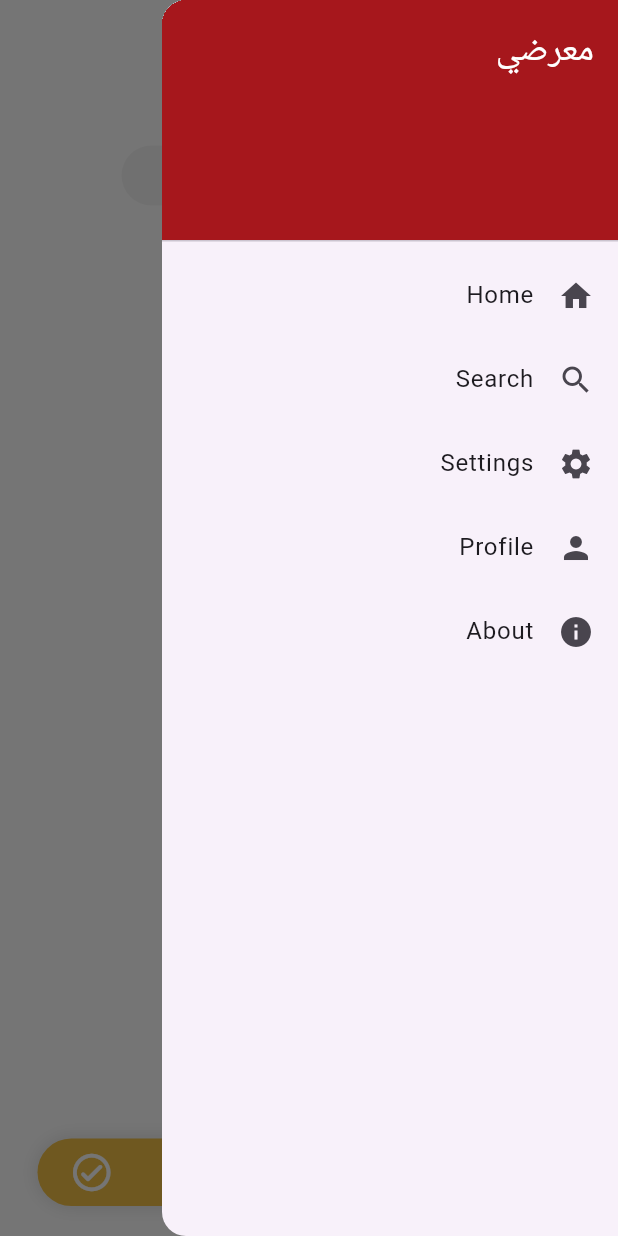
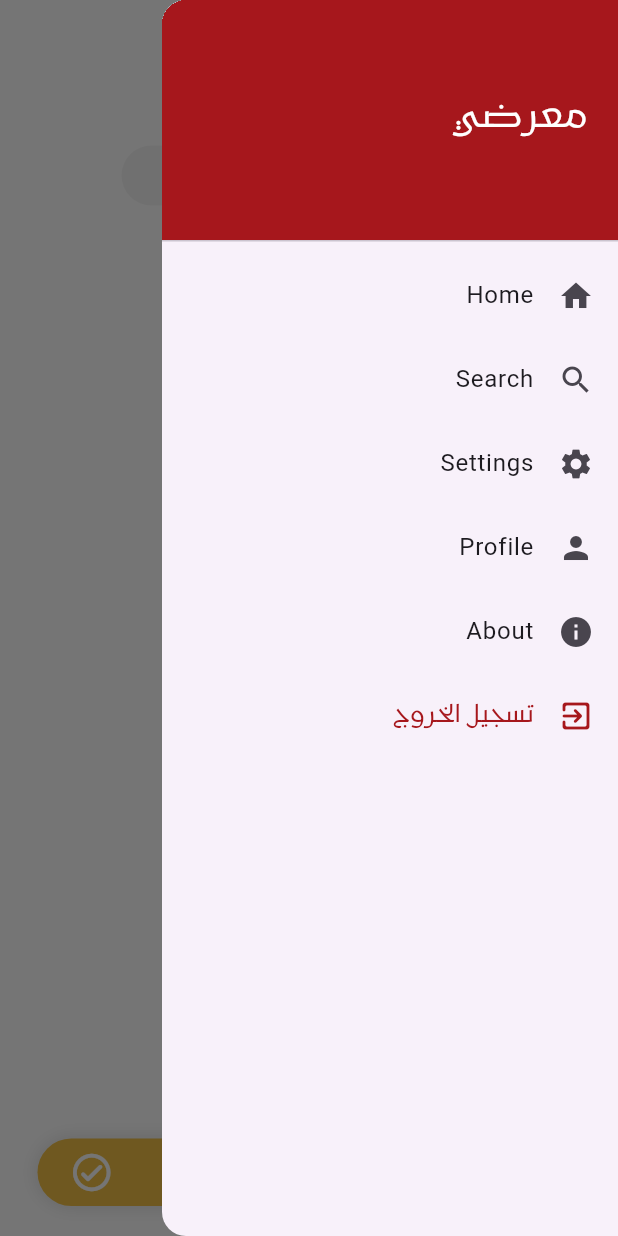
Before and after one commit to AsmaaALG/gallery-App, a Flutter app: the MainScreen screen opened directly, with the side drawer open, on a phone screen of 412 x 824 dp. Run offline on Flutter 3.47's test engine with Material 3 defaults, Android fonts, the phone set to English and light mode, and no system bars; our stand-ins replace cloud_firestore, firebase_auth, firebase_core, font_awesome_flutter, modal_progress_hud_nsn; accounts and stored records are empty.

Commit message:
sign in and log out and number of stars

```diff
--- a/analysis_options.yaml
+++ b/analysis_options.yaml
@@ -10,6 +10,7 @@
 analyzer:
   errors:
     prefer_const_constructors: ignore
+    use_function_type_syntax_for_parameters: ignore
 include: package:flutter_lints/flutter.yaml
 
 linter:
--- a/lib/models/gallery_model.dart
+++ b/lib/models/gallery_model.dart
@@ -8,7 +8,7 @@ class GalleryModel {
   final String imageURL;
   final String description;
   final String endDate;
-  final int id;
+  final String id;
   final String location;
   final String phone;
   final String startDate;
@@ -27,15 +27,15 @@ class GalleryModel {
     required this.title,
   });
 
- factory GalleryModel.fromJson(Map<String, dynamic> json) {
+ factory GalleryModel.fromJson(Map<String, dynamic> json,String id) {
   return GalleryModel(
+        id: id, // تعيين المعرف
     qrCode: json['QR code'],
     classificationId: json['classification id'] != null
         ? (json['classification id'] as DocumentReference).id
         : 'default_id', // أو يمكنك استخدام قيمة افتراضية
     description: json['description'],
     endDate: json['end date'],
-    id: json['id'],
     imageURL: json['image url'],
     location: json['location'],
     phone: json['phone'],
--- /dev/null
+++ b/lib/models/reviews.dart
@@ -0,0 +1,38 @@
+import 'package:cloud_firestore/cloud_firestore.dart';
+
+class Review {
+  final String id; // معرف المراجعة
+  final String galleryId; // معرف المعرض المرتبط
+  final double rating; // عدد النجوم
+  final String userId; // معرف المستخدم
+  final DateTime date; // تاريخ المراجعة
+
+  Review({
+    required this.id,
+    required this.galleryId,
+    required this.rating,
+    required this.userId,
+    required this.date,
+  });
+
+  // دالة لتحويل البيانات من JSON إلى كائن Review
+  factory Review.fromJson(Map<String, dynamic> json, String id) {
+    return Review(
+      id: id,
+      galleryId: json['gallery id'] ?? '',
+      rating: (json['number of stars'] as num).toDouble(),
+      userId: json['user id'] ?? '',
+      date: DateTime.parse(json['date'] ?? DateTime.now().toIso8601String()), // تعديل هنا
+    );
+  }
+
+  // دالة لتحويل كائن Review إلى JSON
+  Map<String, dynamic> toJson() {
+    return {
+      'gallery id': galleryId,
+      'number of stars': rating,
+      'user id': userId,
+      'date': date.toIso8601String(),
+    };
+  }
+}
--- a/lib/screens/home_screen.dart
+++ b/lib/screens/home_screen.dart
@@ -14,7 +14,6 @@ class HomeScreen extends StatefulWidget {
 class _HomeScreenState extends State<HomeScreen> {
   String selectedCategoryId = 'all';
   TextEditingController _searchController = TextEditingController();
-
   @override
   void dispose() {
     _searchController.dispose();
@@ -160,6 +159,7 @@ class _HomeScreenState extends State<HomeScreen> {
                   itemCount: items.length,
                   itemBuilder: (context, index) {
                     return GalleryCard(
+                      id:items[index].id,
                       imageUrl:
                           'https://drive.google.com/uc?id=${items[index].imageURL}',
                       name: items[index].title,
--- a/lib/screens/mainScreen.dart
+++ b/lib/screens/mainScreen.dart
@@ -1,3 +1,6 @@
+import 'package:final_project/screens/signIn_screen.dart';
+import 'package:final_project/services/auth.dart';
+import 'package:firebase_auth/firebase_auth.dart';
 import 'package:flutter/material.dart';
 import 'package:final_project/screens/home_screen.dart';
 import 'package:final_project/constants.dart';
@@ -9,6 +12,12 @@ class MainScreen extends StatefulWidget {
 
 class _MainScreenState extends State<MainScreen> {
   int _selectedIndex = 2;
+  User? _user;
+
+  void initState() {
+    super.initState();
+    _user = FirebaseAuth.instance.currentUser;
+  }
 
   void _onItemTapped(int index) {
     setState(() {
@@ -40,9 +49,31 @@ class _MainScreenState extends State<MainScreen> {
         padding: EdgeInsets.zero,
         children: <Widget>[
           DrawerHeader(
+            padding: EdgeInsets.symmetric(horizontal: 20, vertical: 30),
             decoration: BoxDecoration(color: primaryColor),
-            child: Text('معرضي',
-                style: TextStyle(color: Colors.white, fontSize: 24)),
+            child: Column(
+              crossAxisAlignment: CrossAxisAlignment.start,
+              mainAxisAlignment: MainAxisAlignment.spaceAround,
+              children: [
+                SizedBox(
+                  height: 15,
+                ),
+                Text('معرضي',
+                    style: TextStyle(
+                        color: Colors.white,
+                        fontSize: 24,
+                        fontFamily: mainFont)),
+                Text(
+                  _user != null
+                      ? _user!.email ?? ''
+                      : 'البريد الإلكتروني غير متوفر',
+                  overflow: TextOverflow.ellipsis,
+                  maxLines: 1,
+                  style: TextStyle(
+                      color: Colors.white, fontSize: 12, fontFamily: mainFont),
+                ),
+              ],
+            ),
           ),
           ListTile(
             leading: Icon(Icons.home),
@@ -82,6 +113,25 @@ class _MainScreenState extends State<MainScreen> {
             onTap: () {
               Navigator.pop(context);
               _onItemTapped(4);
+            },
+          ),
+          ListTile(
+            leading: Icon(
+              Icons.exit_to_app_rounded,
+              color: primaryColor,
+            ),
+            title: Text(
+              'تسجيل الخروج',
+              style: TextStyle(color: primaryColor, fontFamily: mainFont),
+            ),
+            onTap: () {
+              Auth().signOut(context);
+              Navigator.pushReplacement(
+                context,
+                MaterialPageRoute(
+                    builder: (context) =>
+                        SignInScreen()), // تأكد من توجيه المستخدم إلى شاشة تسجيل الدخول
+              );
             },
           ),
         ],
```
Also changed, not shown: lib/main.dart (+39 -39 lines), lib/screens/splash_screen.dart (+7 -2 lines), lib/services/auth.dart (+7 -0 lines), lib/services/firestore_service.dart (+61 -1 lines), lib/widgets/gallery_card.dart (+40 -8 lines).
